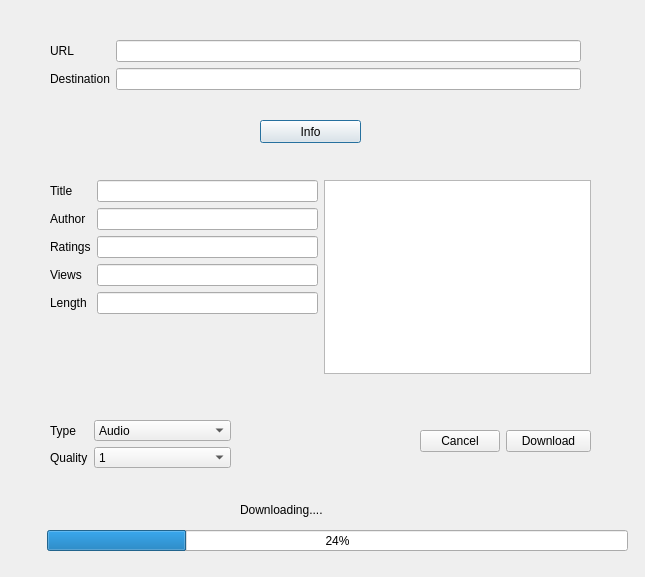
The window that mainwindow.ui (sumitkumarju/Yt-Downloader) describes before a commit, drawn with Qt 5.
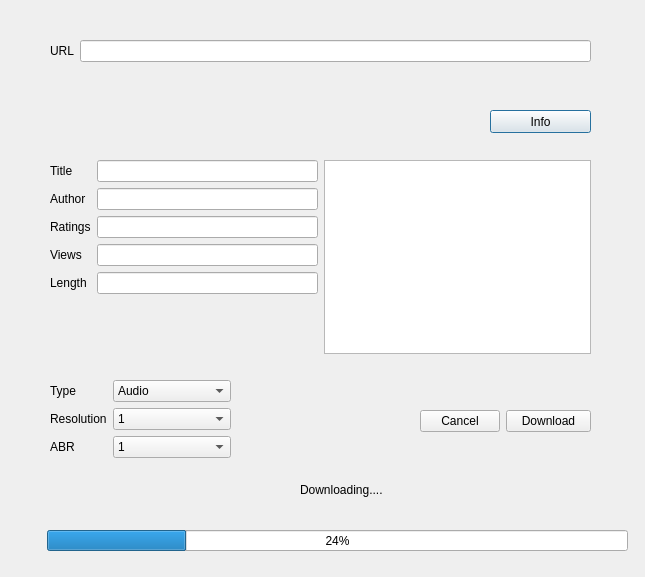
The same window after the commit.

Commit message: Implemented backend of the tool

The edit to the form file:
```diff
--- a/mainwindow.ui
+++ b/mainwindow.ui
@@ -16,8 +16,8 @@
   <widget class="QPushButton" name="info">
    <property name="geometry">
     <rect>
-     <x>260</x>
-     <y>120</y>
+     <x>490</x>
+     <y>110</y>
      <width>101</width>
      <height>23</height>
     </rect>
@@ -42,8 +42,8 @@
   <widget class="QLabel" name="updates">
    <property name="geometry">
     <rect>
-     <x>240</x>
-     <y>500</y>
+     <x>300</x>
+     <y>480</y>
      <width>181</width>
      <height>20</height>
     </rect>
@@ -57,7 +57,7 @@
     <rect>
      <x>50</x>
      <y>40</y>
-     <width>531</width>
+     <width>541</width>
      <height>61</height>
     </rect>
    </property>
@@ -72,23 +72,13 @@
     <item row="0" column="1">
      <widget class="QLineEdit" name="urlinput"/>
     </item>
-    <item row="1" column="1">
-     <widget class="QLineEdit" name="destinput"/>
-    </item>
-    <item row="1" column="0">
-     <widget class="QLabel" name="dest">
-      <property name="text">
-       <string>Destination</string>
-      </property>
-     </widget>
-    </item>
    </layout>
   </widget>
   <widget class="QWidget" name="">
    <property name="geometry">
     <rect>
      <x>50</x>
-     <y>180</y>
+     <y>160</y>
      <width>541</width>
      <height>194</height>
     </rect>
@@ -157,9 +147,9 @@
    <property name="geometry">
     <rect>
      <x>50</x>
-     <y>420</y>
+     <y>380</y>
      <width>181</width>
-     <height>48</height>
+     <height>101</height>
     </rect>
    </property>
    <layout class="QFormLayout" name="formLayout">
@@ -187,12 +177,28 @@
     <item row="1" column="0">
      <widget class="QLabel" name="quality">
       <property name="text">
-       <string>Quality</string>
+       <string>Resolution</string>
       </property>
      </widget>
     </item>
     <item row="1" column="1">
-     <widget class="QComboBox" name="qualityinput">
+     <widget class="QComboBox" name="resolutioninput">
+      <item>
+       <property name="text">
+        <string>1</string>
+       </property>
+      </item>
+     </widget>
+    </item>
+    <item row="2" column="0">
+     <widget class="QLabel" name="abr">
+      <property name="text">
+       <string>ABR</string>
+      </property>
+     </widget>
+    </item>
+    <item row="2" column="1">
+     <widget class="QComboBox" name="abrinput">
       <item>
        <property name="text">
         <string>1</string>
@@ -206,7 +212,7 @@
    <property name="geometry">
     <rect>
      <x>420</x>
-     <y>430</y>
+     <y>410</y>
      <width>171</width>
      <height>31</height>
     </rect>
```
Left out of the diff: 2 changed lines with no effect on the pictures. The commit also changes 2 other files.
